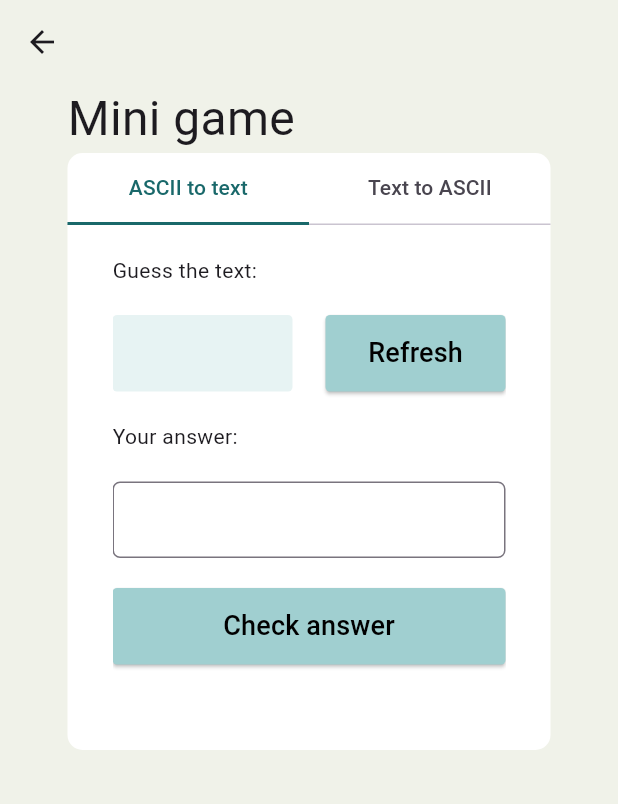
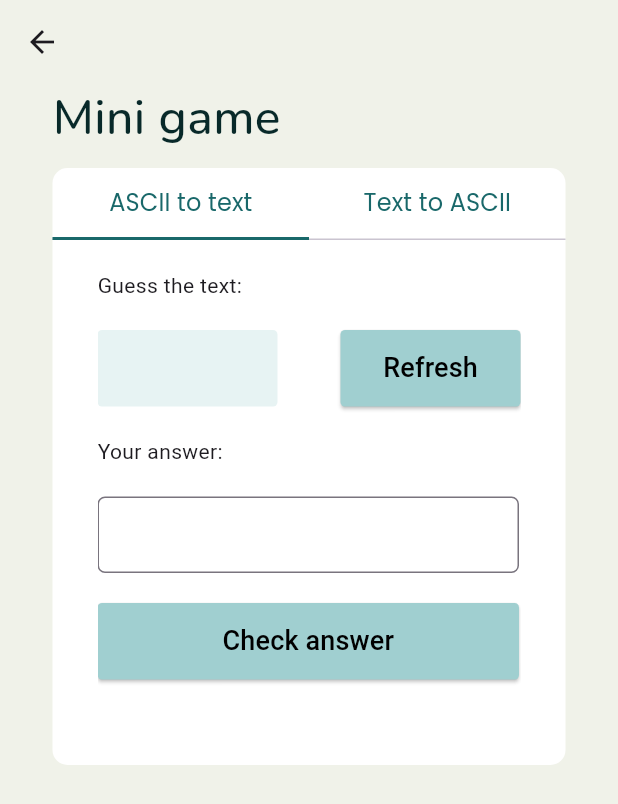
Before and after one commit to majatkaczyk/PIM, a Flutter app: the screen it shows after launch, after a tap on "Convert", after a tap on "Mini game", on a phone screen of 412 x 824 dp. Shown: the top 804 px of the screen. Run offline on Flutter 3.47's test engine with Material 3 defaults, Android fonts, the light colour scheme and no system bars.

Commit message:
change font in tab headers

```diff
--- a/Flutter/lib/main.dart
+++ b/Flutter/lib/main.dart
@@ -1,3 +1,5 @@
+import 'dart:ui';
+
 import 'package:flutter/material.dart';
 import 'dart:math';
 
@@ -82,19 +84,22 @@
           backgroundColor: const Color(0xFFF0F2E9),
         ),
         body: Padding(
-          padding: const EdgeInsets.symmetric(horizontal: 45.0),
+          padding: const EdgeInsets.symmetric(horizontal: 35.0),
           child: SingleChildScrollView(
             child: Column(
               mainAxisAlignment: MainAxisAlignment.center,
               crossAxisAlignment: CrossAxisAlignment.start,
               children: <Widget>[
-                const Text(
+                Container(padding: const EdgeInsets.only(bottom: 10.0),child: const Text(
                   "ASCII converter",
                   style: TextStyle(
-                    fontSize: 32,
-                    fontFamily: 'Nunito'
+                      fontSize: 32,
+                      fontFamily: 'Nunito',
+                      color: Color(0xff082929)
+
                   ),
-                ),
+                ),),
+
                 Container(
                   decoration: const BoxDecoration(
                     color: Color(0xffffffff),
@@ -104,8 +109,24 @@
                   ),
                   child: const TabBar(
                     tabs: [
-                      Tab(text: "ASCII to text"),
-                      Tab(text: "Text to ASCII")
+                      Tab(child: Text(
+                        "ASCII to text",
+                        style: TextStyle(
+                            fontSize: 16,
+                            fontFamily: 'Poppins',
+                            color: Color(0xff19686A),
+                          fontWeight: FontWeight.w400
+                        ),
+                      ),),
+                      Tab(child: Text(
+                        "Text to ASCII",
+                        style: TextStyle(
+                            fontSize: 16,
+                            fontFamily: 'Poppins',
+                            color: Color(0xff19686A),
+                            fontWeight: FontWeight.w400
+                        ),
+                      ),)
                     ],
                     indicatorColor: Color(0xff19686A),
                     indicatorSize: TabBarIndicatorSize.tab,
@@ -224,9 +245,9 @@
                                         borderRadius: BorderRadius.circular(3),
                                       ),
                                     ),
-                                    child: Text(
+                                    child: const Text(
                                       "Convert",
-                                      style: const TextStyle(
+                                      style: TextStyle(
                                         fontSize: 18,
                                         color: Colors.black,
                                       ),
@@ -362,18 +383,20 @@
           backgroundColor: const Color(0xFFF0F2E9),
         ),
         body: Padding(
-          padding: const EdgeInsets.symmetric(horizontal: 45.0),
+          padding: const EdgeInsets.symmetric(horizontal: 35.0),
           child: SingleChildScrollView(
             child: Column(
               mainAxisAlignment: MainAxisAlignment.center,
               crossAxisAlignment: CrossAxisAlignment.start,
               children: <Widget>[
-                const Text(
+                Container(padding: const EdgeInsets.only(bottom: 10.0),child: const Text(
                   "Mini game",
                   style: TextStyle(
-                    fontSize: 32,
+                      fontSize: 32,
+                      fontFamily: 'Nunito',
+                      color: Color(0xff082929)
                   ),
-                ),
+                ),),
                 Container(
                   decoration: const BoxDecoration(
                     color: Color(0xffffffff),
@@ -383,8 +406,24 @@
                   ),
                   child: const TabBar(
                     tabs: [
-                      Tab(text: "ASCII to text"),
-                      Tab(text: "Text to ASCII")
+                      Tab(child: Text(
+                        "ASCII to text",
+                        style: TextStyle(
+                            fontSize: 16,
+                            fontFamily: 'Poppins',
+                            color: Color(0xff19686A),
+                            fontWeight: FontWeight.w400
+                        ),
+                      ),),
+                      Tab(child: Text(
+                        "Text to ASCII",
+                        style: TextStyle(
+                            fontSize: 16,
+                            fontFamily: 'Poppins',
+                            color: Color(0xff19686A),
+                            fontWeight: FontWeight.w400
+                        ),
+                      ),)
                     ],
                     indicatorColor: Color(0xff19686A),
                     indicatorSize: TabBarIndicatorSize.tab,
@@ -482,7 +521,7 @@
           child: TextField(
             controller: answerController,
             keyboardType: TextInputType.text,
-            decoration: InputDecoration(
+            decoration: const InputDecoration(
               border: OutlineInputBorder(
                 borderRadius: BorderRadius.all(Radius.circular(5.0)),
               ),
--- a/Flutter/pubspec.yaml
+++ b/Flutter/pubspec.yaml
@@ -80,7 +80,10 @@ flutter:
      - family: Nunito
        fonts:
          - asset: assets/fonts/Nunito/Nunito-Medium.ttf
-
+     - family: Poppins
+       fonts:
+         - asset: assets/fonts/Poppins/Poppins-Regular.ttf
+         - asset: assets/fonts/Poppins/Poppins-Light.ttf
 
   #   - family: Trajan Pro
   #     fonts:
```
